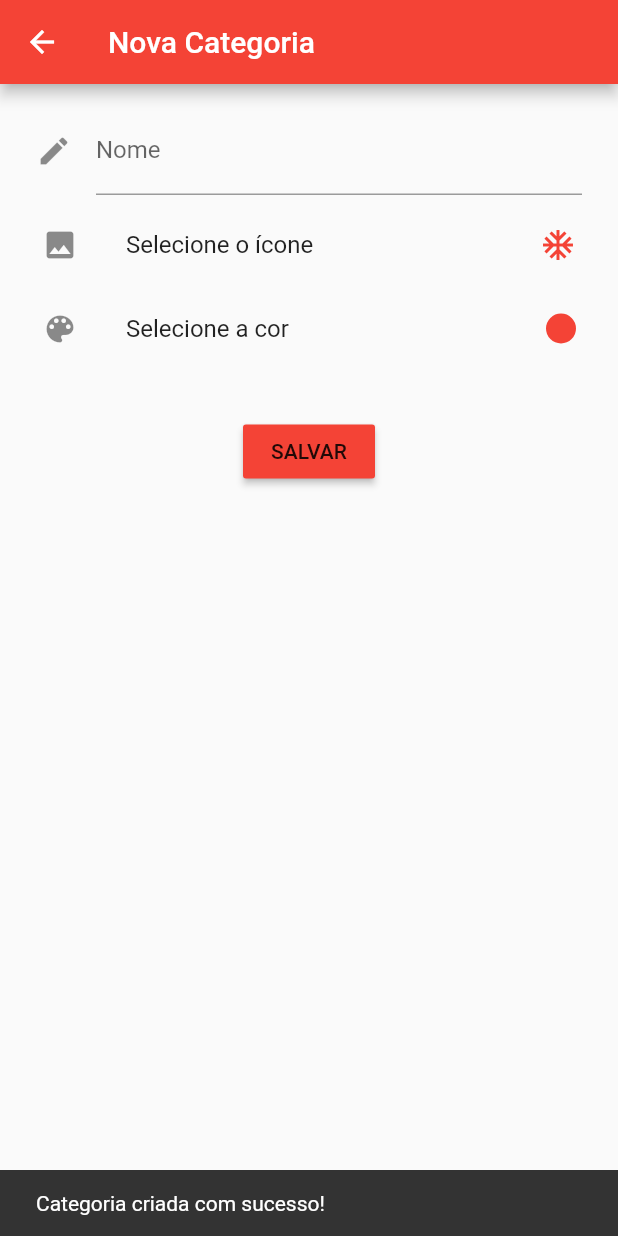
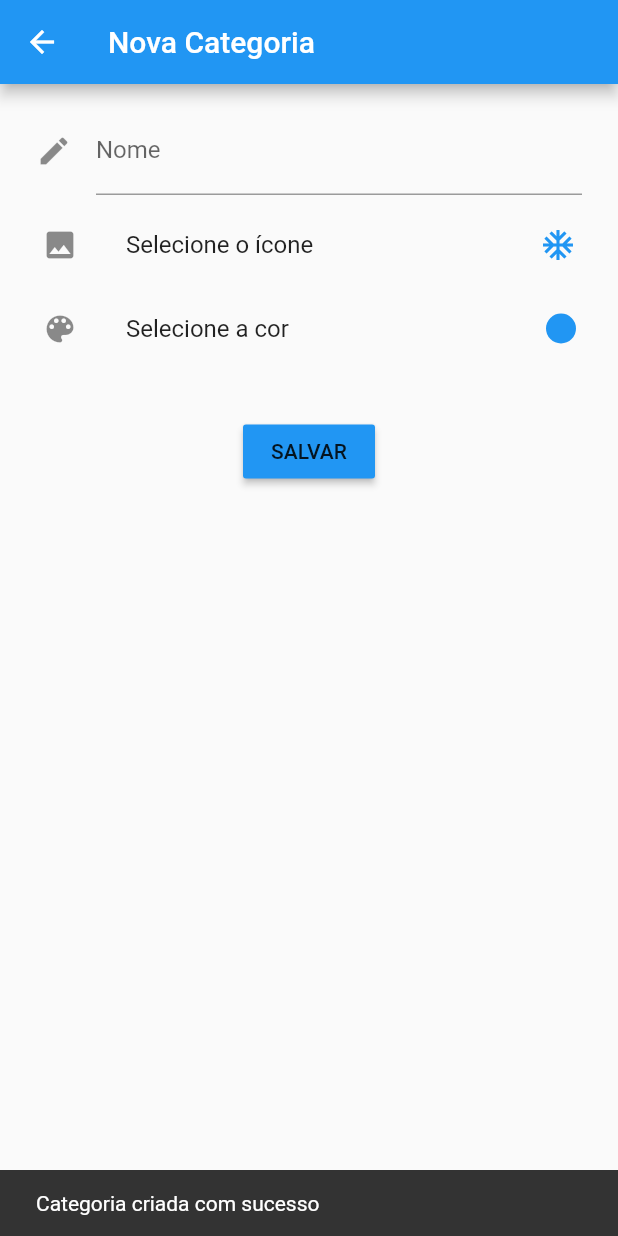
Before and after one commit to collbreno/extract_flutter, a Flutter app: the NewCategoryScreen screen opened directly, after a tap on "SALVAR", on a phone screen of 412 x 824 dp. Run offline on Flutter 3.47's test engine with Material 2 defaults, Android fonts, the phone set to English and light mode, and no system bars; our stand-ins replace sqflite; missing offline and left inert: appspector; accounts and stored records are empty.

```diff
--- a/lib/screens/NewCategory/newCategoryScreen.dart
+++ b/lib/screens/NewCategory/newCategoryScreen.dart
@@ -16,9 +16,9 @@ class _NewCategoryScreenState extends State<NewCategoryScreen> {
   final screenTitle = "Nova Categoria";
 
   CategoryRepository _categoryRepository = CategoryRepository();
-  Color selectedColor = Colors.red;
-  IconData selectedIcon = Icons.ac_unit;
-  TextEditingController titleController = TextEditingController();
+  Color _selectedColor = Colors.blue;
+  IconData _selectedIcon = Icons.ac_unit;
+  TextEditingController _titleController = TextEditingController();
 
   @override
   Widget build(BuildContext context) {
@@ -43,7 +43,7 @@ class _NewCategoryScreenState extends State<NewCategoryScreen> {
     return AppBar(
       automaticallyImplyLeading: true,
       title: Hero(tag: screenTitle.toUpperCase(), child: Text(screenTitle, textAlign: TextAlign.left, style: TextStyle(color: Colors.white, decoration: TextDecoration.none, fontSize: 20),),),
-      backgroundColor: selectedColor,
+      backgroundColor: _selectedColor,
     );
   }
 
@@ -51,8 +51,8 @@ class _NewCategoryScreenState extends State<NewCategoryScreen> {
     return Padding(
       padding: EdgeInsets.symmetric( horizontal: 12, vertical: 5 ),
       child: TextField(
-        controller: titleController,
-        cursorColor: selectedColor,
+        controller: _titleController,
+        cursorColor: _selectedColor,
         decoration: InputDecoration(
           icon: Icon(Icons.edit),
           labelText: 'Nome',
@@ -74,18 +74,18 @@ class _NewCategoryScreenState extends State<NewCategoryScreen> {
             items: materialIconList.values.toList(),
             onItemSelected: (icon){
               setState(() {
-                selectedIcon = icon;
+                _selectedIcon = icon;
               });
             },
             title: "Selecione o ícone",
             renderer: (icon){
-              return (Center(child: Icon(icon, color: selectedColor,),));
+              return (Center(child: Icon(icon, color: _selectedColor,),));
             },
           )
         );
       },
       leading: Icon(Icons.image),
-      trailing: Icon(selectedIcon, color: selectedColor,),
+      trailing: Icon(_selectedIcon, color: _selectedColor,),
       title: Text("Selecione o ícone"),
     );
   }
@@ -102,7 +102,7 @@ class _NewCategoryScreenState extends State<NewCategoryScreen> {
             items: MaterialColors.getAllColorAndTones(),
             onItemSelected: (color){
               setState(() {
-                selectedColor = color;
+                _selectedColor = color;
               });
             },
             renderer: (color){
@@ -121,35 +121,41 @@ class _NewCategoryScreenState extends State<NewCategoryScreen> {
         );
       },
       leading: Icon(Icons.color_lens),
-      trailing: Container(width: 20, height: 20, decoration: ShapeDecoration(shape: CircleBorder(), color: selectedColor),),
+      trailing: Container(width: 20, height: 20, decoration: ShapeDecoration(shape: CircleBorder(), color: _selectedColor),),
       title: Text("Selecione a cor"),
     );
+  }
+
+  void _insertCategory() async {
+    int response = await _categoryRepository.insertCategory(Category(_titleController.text, _selectedColor, _selectedIcon));
+    if (response != null && response > 0){
+      _resetFields();
+      SnackBar snackbar = SnackBar(content: Text("Categoria criada com sucesso"),);
+      _scaffoldKey.currentState.showSnackBar(snackbar);
+    }
+    else {
+      SnackBar snackbar = SnackBar(backgroundColor: Colors.red, content: Text("Algo deu errado ao criar categoria", style: TextStyle(color: Colors.white),),);
+      _scaffoldKey.currentState.showSnackBar(snackbar);
+    }
+  }
+
+  void _resetFields(){
+    setState(() {
+     _titleController.text = '';
+     _selectedColor = Colors.blue;
+     _selectedIcon = Icons.ac_unit;
+    });
   }
 
   Widget renderSaveButton(){
     return Padding(
       padding: EdgeInsets.only(top: 30),
       child: RaisedButton(
-        color: selectedColor,
-        onPressed: () async{
-          int response = await _categoryRepository.insertCategory(Category(titleController.text, selectedColor, selectedIcon));
-          if (response > 0) {
-            showSnackbar("Categoria criada com sucesso!");
-            setState(() {
-              titleController.text = '';
-              selectedColor = Colors.red;
-              selectedIcon = Icons.ac_unit;
-            });
-          }
-          else showSnackbar("Erro ao criar categoria.");
-        },
+        color: _selectedColor,
+        onPressed: () => _insertCategory(),
         child: Text("Salvar".toUpperCase()),
       ),
     );
   }
 
-  void showSnackbar(String text) {
-    final snackbar = SnackBar(content: Text(text),);
-    _scaffoldKey.currentState.showSnackBar(snackbar);
-  }
 }
--- a/lib/services/navigator.dart
+++ b/lib/services/navigator.dart
@@ -18,7 +18,7 @@ class AppNavigator {
     Navigator.of(context).push(MaterialPageRoute(builder: (context) => HistoryScreen()));
   }
 
-  static void pushAddTagScreen(BuildContext context, {@required List<Tag> tags, @required void Function(List<Tag>) onSaveTags}){
-    Navigator.of(context).push(MaterialPageRoute(builder: (context) => AddTagScreen(tags, onSaveTags)));
+  static void pushAddTagScreen(BuildContext context,List<Tag> tags){
+    Navigator.of(context).push(MaterialPageRoute(builder: (context) => AddTagScreen(tags)));
   }
 }
--- a/lib/services/repositories/ExpenseRepository.dart
+++ b/lib/services/repositories/ExpenseRepository.dart
@@ -11,8 +11,9 @@ class ExpenseRepository {
   Future<int> insertExpense(Expense expense) async {
     Database db = await _dbHelper.database;
     int result;
-    db.transaction((txn) async{
+    await db.transaction((txn) async{
       result = await txn.insert(ExpenseTable.tableName, expense.toMap());
+      print('insert expense => '+result.toString());
       expense.id = result;
       await Future.forEach(expense.getMapWithTagIds(), (map) async {
         await txn.insert(ExpenseTagsTable.tableName, map);
```
Also changed, not shown: lib/screens/AddTag/addTagScreen.dart (+5 -4 lines), lib/screens/NewExpense/newExpenseScreen.dart (+28 -13 lines).
